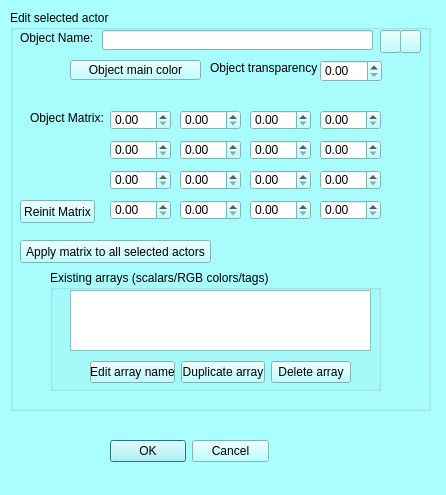
morphomuseum/MorphoDig, file MorphoDig/Qt/mqEditACTORDialog.ui: the form before one commit.
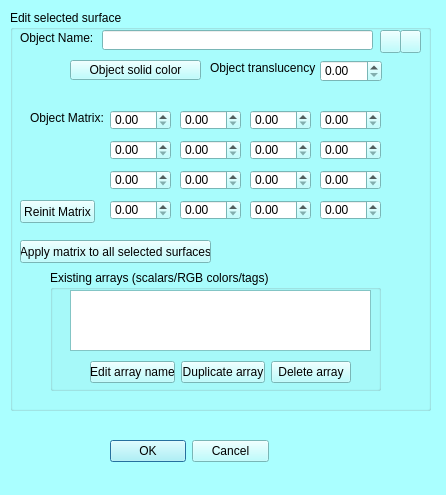
The form after the commit. Icons and pictures are not drawn. Custom widgets are drawn as their Qt base class.

```diff
--- a/MorphoDig/Qt/mqEditACTORDialog.ui
+++ b/MorphoDig/Qt/mqEditACTORDialog.ui
@@ -449,7 +449,7 @@
     </rect>
    </property>
    <property name="title">
-    <string>Edit selected actor</string>
+    <string>Edit selected surface</string>
    </property>
    <widget class="QLabel" name="label">
     <property name="geometry">
@@ -510,7 +510,7 @@
      </rect>
     </property>
     <property name="text">
-     <string>Object main color</string>
+     <string>Object solid color</string>
     </property>
    </widget>
    <widget class="QLineEdit" name="ActorName">
@@ -543,7 +543,7 @@
      </rect>
     </property>
     <property name="text">
-     <string>Object transparency</string>
+     <string>Object translucency</string>
     </property>
    </widget>
    <widget class="QDoubleSpinBox" name="M00">
@@ -742,7 +742,7 @@
      </rect>
     </property>
     <property name="text">
-     <string>Apply matrix to all selected actors</string>
+     <string>Apply matrix to all selected surfaces</string>
     </property>
    </widget>
    <widget class="QGroupBox" name="ActorScalars">
```
Left out of the diff: 2 changed lines with no effect on the pictures.
